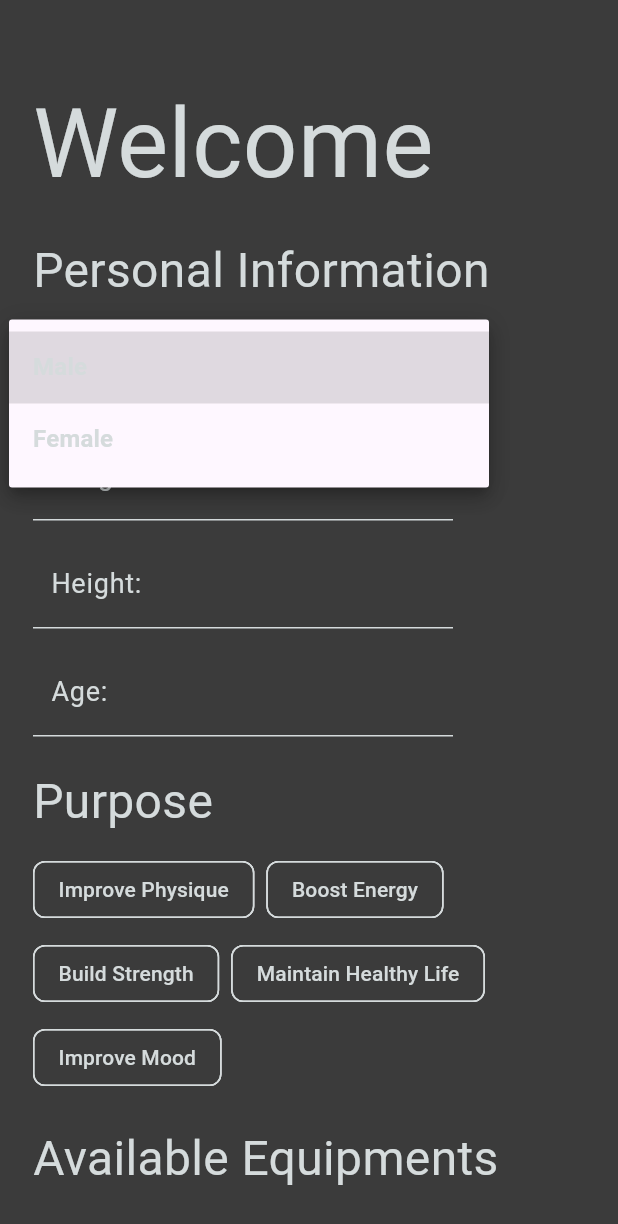
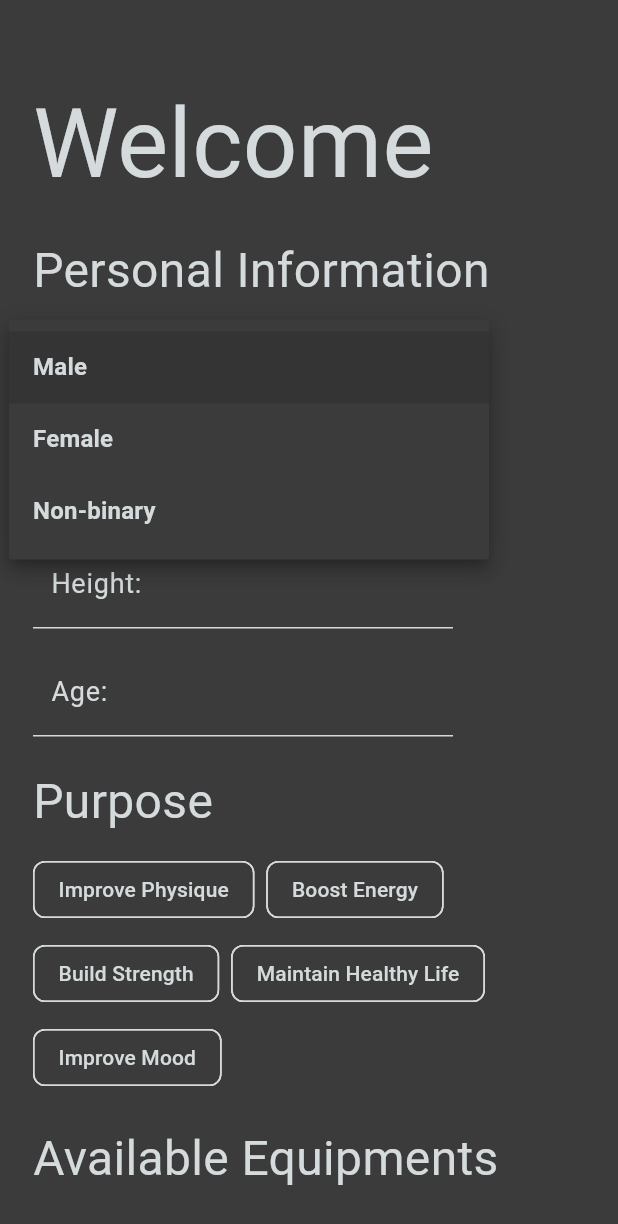
Before and after one commit to PercyChang18/csen268_project, a Flutter app: the screen it shows once a user with an empty profile is signed in, after a tap on "Gender", on a phone screen of 412 x 824 dp. Shown: the top 1224 px of the screen. Run offline on Flutter 3.47's test engine with Material 3 defaults, Android fonts, the light colour scheme and no system bars; our stand-ins replace bloc, cloud_firestore, firebase_auth, firebase_core, firebase_messaging, flutter_bloc and 3 more; missing offline and left inert: firebase_app_installations, firebase_ui_auth; accounts and stored records are empty.

Commit message:
update color

```diff
--- a/lib/pages/welcome_page.dart
+++ b/lib/pages/welcome_page.dart
@@ -3,7 +3,6 @@ import 'package:csen268_project/navigation/router.dart';
 import 'package:flutter/material.dart';
 import 'package:flutter/services.dart';
 import 'package:go_router/go_router.dart';
-import 'package:csen268_project/theme/theme.dart';
 
 class WelcomePage extends StatefulWidget {
   const WelcomePage({super.key});
@@ -15,7 +14,7 @@ class WelcomePage extends StatefulWidget {
 class _WelcomePageState extends State<WelcomePage> {
   final _formKey = GlobalKey<FormState>();
   final UserProfile _userProfile = UserProfile();
-  final List<String> genders = ['Male', 'Female'];
+  final List<String> genders = ['Male', 'Female', 'Non-binary'];
   final List<String> allPurposes = [
     'Improve Physique',
     'Boost Energy',
@@ -55,9 +54,8 @@ class _WelcomePageState extends State<WelcomePage> {
                       width: 280,
                       height: 60,
                       child: DropdownButtonFormField(
-                        // value: genders[0],
-                        // TODO: theme needs to be updated
-                        decoration: InputDecoration(hintText: "Gender"),
+                        dropdownColor: Color(0xFF3B3B3B),
+                        decoration: InputDecoration(labelText: "Gender"),
                         validator: (value) {
                           if (value == null || value.isEmpty) {
                             return 'Please select your gender';
@@ -116,6 +114,7 @@ class _WelcomePageState extends State<WelcomePage> {
                         keyboardType: TextInputType.number,
                         inputFormatters: [
                           FilteringTextInputFormatter.allow(
+                            // TODO: allow ' and ''
                             RegExp(r'^\d+\.?\d*'),
                           ),
                         ],
--- a/lib/theme/theme.dart
+++ b/lib/theme/theme.dart
@@ -1,9 +1,11 @@
+import 'package:csen268_project/services/mock.dart';
 import 'package:flutter/material.dart';
 
 final ThemeData myTheme = ThemeData(
   textSelectionTheme: TextSelectionThemeData(cursorColor: Color(0xFFFF9100)),
   scaffoldBackgroundColor: const Color(0xFF3B3B3B),
   primaryColor: const Color(0xFFFF9100),
+  dropdownMenuTheme: DropdownMenuThemeData(),
   textTheme: const TextTheme(
     titleLarge: TextStyle(
       fontSize: 22,
```
